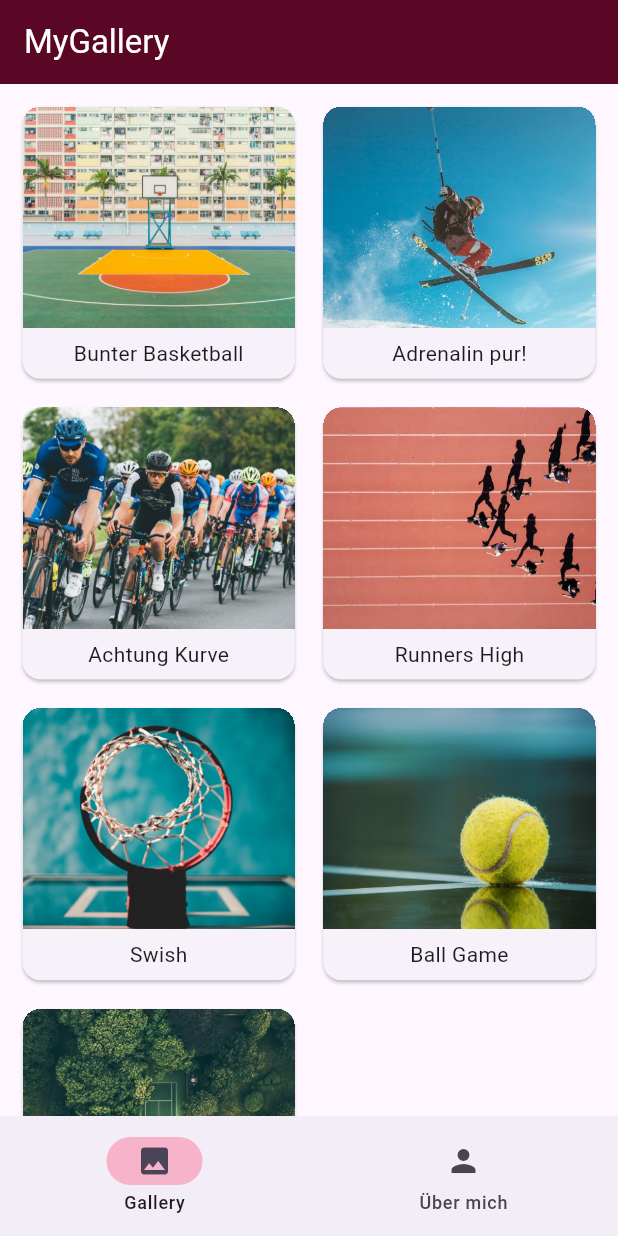
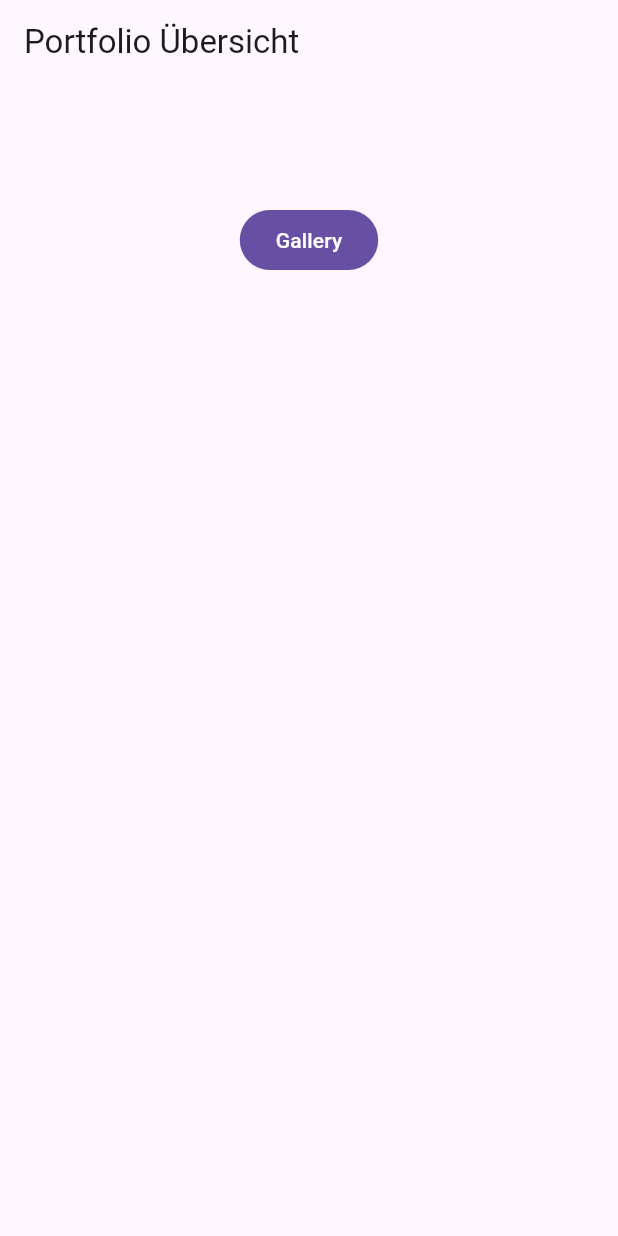
Before and after one commit to appkarsten/portfolio, a Flutter app: the screen it shows after launch, on a phone screen of 412 x 824 dp. Run offline on Flutter 3.47's test engine with Material 3 defaults, Android fonts, the phone set to English and light mode, and no system bars.

Commit message:
added portfolio root

```diff
--- a/lib/colors.dart
+++ /dev/null
@@ -1,8 +0,0 @@
-import 'package:flutter/material.dart';
-
-// APP BAR
-const barBackground = Color(0xFF590724);
-const barFont = Colors.white;
-
-//
-const buttonBackground = Color(0xFFF7B3CA);
--- a/lib/gallery/gallery_app.dart
+++ b/lib/gallery/gallery_app.dart
@@ -1,7 +1,7 @@
 import 'package:flutter/material.dart';
 import 'package:portfolio/gallery/about_me_page.dart';
 import 'package:portfolio/gallery/gallery_page.dart';
-import 'package:portfolio/colors.dart';
+import 'package:portfolio/gallery/colors.dart';
 
 class GalleryApp extends StatefulWidget {
   const GalleryApp({super.key});
--- a/lib/gallery/gallery_page.dart
+++ b/lib/gallery/gallery_page.dart
@@ -21,10 +21,6 @@ class GalleryPage extends StatelessWidget {
                     Navigator.of(context).push(MaterialPageRoute(
                         builder: (context) =>
                             ImageDetailView(imageBox: galleryData[i])));
-                    // showBottomSheet(
-                    //     context: context,
-                    //     builder: (context) =>
-                    //         ImageDetailView(imageBox: galleryData[i]));
                   },
                   child: Column(
                       mainAxisAlignment: MainAxisAlignment.spaceBetween,
--- a/lib/gallery/image_detail_view.dart
+++ b/lib/gallery/image_detail_view.dart
@@ -1,5 +1,5 @@
 import 'package:flutter/material.dart';
-import 'package:portfolio/colors.dart';
+import 'package:portfolio/gallery/colors.dart';
 import 'package:portfolio/models/gallery_data.dart';
 
 class ImageDetailView extends StatelessWidget {
--- a/lib/gallery/models/gallery_data.dart
+++ /dev/null
@@ -1,64 +0,0 @@
-List<GalleryItem> galleryData = [
-  GalleryItem(
-    imageTitle: 'Bunter Basketball',
-    imageDate: '03.06.2023',
-    imageDescription:
-        'Ein farbenfrohes Basketballfeld im Freien. Im Zentrum steht ein Basketballkorb, dessen weißes Netz im leichten Wind schaukelt. Die Farben des Spielfelds leuchten unter der warmen Abendsonne. Vor vielen Jahren, während eines Sommerabends, trafen sich hier Freunde zu einem unvergesslichen Spiel, bei dem die Sieger den Sonnenuntergang bejubelten.',
-    imagePath: 'assets/images/basketball_1.jpeg',
-  ),
-  GalleryItem(
-    imageTitle: 'Adrenalin pur!',
-    imageDate: '14.07.2020',
-    imageDescription:
-        'Ein Skifahrer in voller Montur fliegt mutig über einen schneebedeckten Hügel, während der klare, blaue Himmel im Hintergrund strahlt. Die Sonne scheint hell, beleuchtet die funkelnden Schneeflocken und wirft lange Schatten auf die Piste. An einem perfekten Wintertag vor einigen Jahren, als der Schnee frisch und die Bedingungen ideal waren, führte dieser Sprung zu einem unvergesslichen Moment voller Adrenalin und Freude.',
-    imagePath: 'assets/images/ski.jpeg',
-  ),
-  GalleryItem(
-    imageTitle: 'Achtung Kurve',
-    imageDate: '18.06.2022',
-    imageDescription:
-        'Eine große Gruppe Rennradfahrer legt sich synchron in eine scharfe Kurve, während sie mit beeindruckender Geschwindigkeit die Strecke entlangrasen. Die bunten Trikots der Fahrer leuchten im Sonnenschein, und ihre Konzentration ist greifbar. Vor einigen Jahren, während eines spannenden Wettkampfs an einem sonnigen Frühlingstag, markierte diese Kurve den Wendepunkt des Rennens und wurde zum Schauplatz eines packenden Duells um die Spitze.',
-    imagePath: 'assets/images/bike.jpeg',
-  ),
-  GalleryItem(
-    imageTitle: 'Runners High',
-    imageDate: '22.09.2023',
-    imageDescription:
-        'Unsere acht Läufer bewegen sich hier in einer beeindruckenden Dreiecks-Formation über die Bahnen des sonnigen Sportplatzes am Mauerpark. Alle Athleten sind synchronisiert, ihre Schritte im perfekten Einklang, während sie die rote Tartanbahn unter ihren Füßen spüren. An einem kühlen Herbstmorgen, während eines intensiven Trainings, wurde diese Formation gewählt, um Teamarbeit und Präzision zu perfektionieren, und es war ein Moment, der die Entschlossenheit und den Zusammenhalt der Gruppe widerspiegelte.',
-    imagePath: 'assets/images/running.jpeg',
-  ),
-  GalleryItem(
-    imageTitle: 'Swish',
-    imageDate: '11.08.2018',
-    imageDescription:
-        'Ein Foto, das von unten aufgenommen wurde, zeigt einen Basketballkorb mit einem strahlend blauen Himmel im Hintergrund. Die Sonne scheint hell, und das weiße Netz des Korbs hebt sich kontrastreich gegen das Blau ab. An einem klaren Sommernachmittag, vor vielen Jahren, wurde hier ein legendäres Spiel gespielt, bei dem der letzte Korb im goldenen Licht des Abends glänzte.',
-    imagePath: 'assets/images/basketball_2.jpeg',
-  ),
-  GalleryItem(
-    imageTitle: 'Ball Game',
-    imageDate: '29.11.2023',
-    imageDescription:
-        'Die Nahaufnahme zeigt einen gelb-grünen Tennisball, der auf dem glänzenden Boden der Sporthalle liegt. Die Textur des Balls ist deutlich sichtbar, während das gedämpfte Licht der Halle eine ruhige Atmosphäre schafft. An einem regnerischen Nachmittag fand hier ein spannendes Match statt, bei dem dieser Ball im entscheidenden Moment des Spiels eine wichtige Rolle spielte.',
-    imagePath: 'assets/images/tennis_1.jpeg',
-  ),
-  GalleryItem(
-    imageTitle: 'Sieg in der Natur',
-    imageDate: '02.05.2022',
-    imageDescription:
-        'Eine beeindruckende Drohnenaufnahme zeigt ein Tennisfeld, das idyllisch mitten im Grünen liegt. Das leuchtend grüne Spielfeld kontrastiert wunderschön mit den umgebenden Bäumen und Wiesen. An einem sonnigen Sommertag vor einigen Jahren wurde hier ein Turnier ausgetragen, bei dem Spieler und Zuschauer gleichermaßen die atemberaubende Naturkulisse genossen.',
-    imagePath: 'assets/images/tennis_2.jpeg',
-  ),
-];
-
-class GalleryItem {
-  final String imageTitle;
-  final String imageDate;
-  final String imageDescription;
-  final String imagePath;
-  GalleryItem({
-    required this.imageTitle,
-    required this.imageDate,
-    required this.imageDescription,
-    required this.imagePath,
-  });
-}
--- a/lib/gallery/models/kaya_müller_text.txt
+++ /dev/null
@@ -1 +0,0 @@
-"Mein Name ist Kaya Müller, ein Fotograf im Alter von 32 Jahren, der die Welt durch die Linse entdeckt. Mit einem Hintergrund in der visuellen Kunst und jahrelanger Erfahrung in der Fotografie habe ich einen Blick für die Schönheit im Alltäglichen entwickelt. Meine Spezialität liegt in der Sport- und Naturfotografie, wo ich das Spiel von Licht und Schatten einfange, um emotionale und aussagekräftige Bilder zu schaffen.\n\nIch glaube daran, dass jeder Moment einzigartig ist und seine eigene Geschichte erzählt. In meinen Arbeiten strebe ich danach, diese Geschichten visuell zu interpretieren und sie durch kreative Kompositionen und Nuancen zum Leben zu erwecken. Meine fotografische Reise hat mich durch verschiedene Länder geführt, wo ich die Vielfalt der Kulturen und Landschaften festhalte, immer auf der Suche nach neuen Perspektiven und Herausforderungen.\n\nMein Anspruch ist es, mit meinen Bildern nicht nur zu dokumentieren, sondern auch zu inspirieren und zu berühren. Jeder Auftrag und jedes Projekt ist für mich eine Möglichkeit, meine Leidenschaft und mein Können zu zeigen und eine Verbindung zwischen dem Betrachter und dem Bild herzustellen."
--- a/lib/main.dart
+++ b/lib/main.dart
@@ -10,8 +10,40 @@ class MainApp extends StatelessWidget {
 
   @override
   Widget build(BuildContext context) {
-    return const MaterialApp(
-      home: GalleryApp(),
+    return MaterialApp(
+      home: SelectPortfolio(),
     );
   }
 }
+
+class SelectPortfolio extends StatelessWidget {
+  SelectPortfolio({
+    super.key,
+  });
+  final List<Widget> _projects = [
+    const GalleryApp(),
+  ];
+  @override
+  Widget build(BuildContext context) {
+    return Scaffold(
+      appBar: AppBar(title: Text('Portfolio Übersicht')),
+      body: Padding(
+        padding: const EdgeInsets.only(top: 80.0),
+        child: Center(
+          child: Column(
+            children: [
+              FilledButton(
+                onPressed: () {
+                  Navigator.of(context).push(MaterialPageRoute(
+                    builder: (content) => _projects[0],
+                  ));
+                },
+                child: Text('Gallery'),
+              ),
+            ],
+          ),
+        ),
+      ),
+    );
+  }
+}
```
